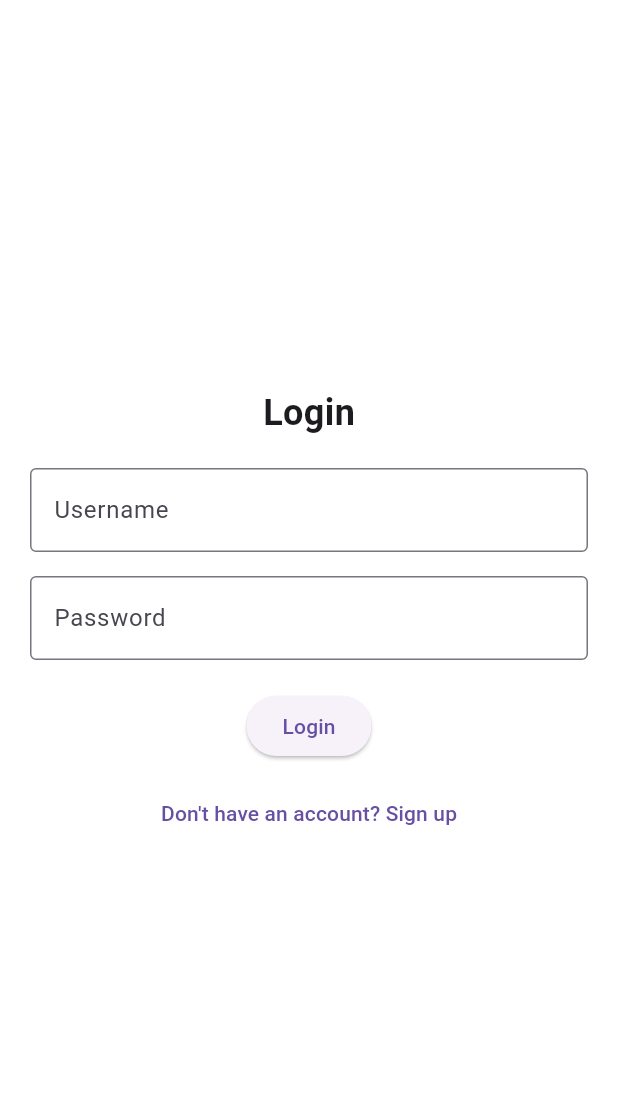
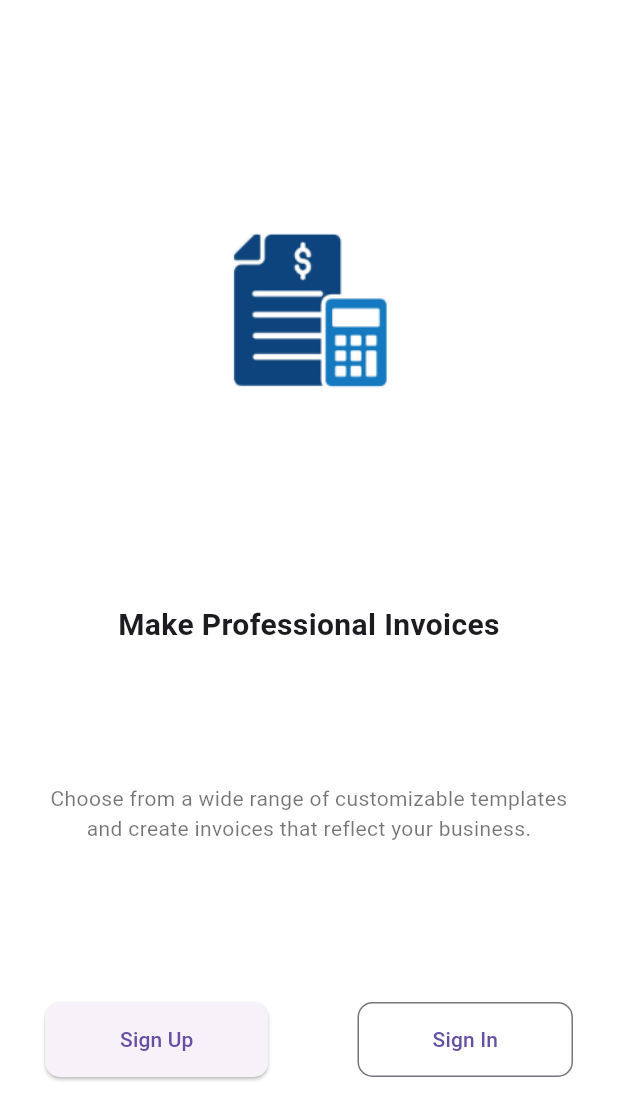
Before and after one commit to MeetAntala45/invoice_generator, a Flutter app: the screen it shows after launch, on a phone screen of 412 x 824 dp. Shown: the top 1120 px of the screen. Run offline on Flutter 3.47's test engine with Material 3 defaults, Android fonts, the phone set to English and light mode, and no system bars.

Commit message:
welcome page created

```diff
--- a/lib/main.dart
+++ b/lib/main.dart
@@ -1,7 +1,7 @@
 import 'dart:async';
 import 'package:flutter/material.dart';
 import 'login.dart';
-
+import 'welcomepage.dart';
 void main() => runApp(MaterialApp(
       debugShowCheckedModeBanner: false,
       title: 'Invoice Generator',
@@ -21,7 +21,7 @@ class _SplashScreenState extends State<SplashScreen> {
     Timer(Duration(seconds: 3), () {
       Navigator.pushReplacement(
         context,
-        MaterialPageRoute(builder: (context) => LoginPage()),
+        MaterialPageRoute(builder: (context) => WelcomePage()),
       );
     });
   }
--- /dev/null
+++ b/lib/welcomepage.dart
@@ -0,0 +1,66 @@
+import 'package:flutter/material.dart';
+
+class WelcomePage extends StatelessWidget {
+  @override
+  Widget build(BuildContext context) {
+    return Scaffold(
+      backgroundColor: Colors.white,
+      body: Column(
+        mainAxisAlignment: MainAxisAlignment.spaceEvenly,
+        crossAxisAlignment: CrossAxisAlignment.center,
+        children: [
+          SizedBox(height: 20),
+          Container(
+            height: 200,
+            child: Image.asset('assets/logo.png'),
+          ),
+          SizedBox(height: 10),
+          Text(
+            'Make Professional Invoices',
+            style: TextStyle(fontSize: 20, fontWeight: FontWeight.bold),
+            textAlign: TextAlign.center,
+          ),
+          SizedBox(height: 5),
+          Text(
+            'Choose from a wide range of customizable templates\n'
+            'and create invoices that reflect your business.',
+            style: TextStyle(fontSize: 14, color: Colors.black54),
+            textAlign: TextAlign.center,
+          ),
+          SizedBox(height: 20),
+          Padding(
+            padding: const EdgeInsets.symmetric(horizontal: 30.0),
+            child: Row(
+              mainAxisAlignment: MainAxisAlignment.spaceBetween,
+              children: [
+                ElevatedButton(
+                  onPressed: () {
+                  },
+                  child: Text('Sign Up'),
+                  style: ElevatedButton.styleFrom(
+                    padding: EdgeInsets.symmetric(horizontal: 50, vertical: 15),
+                    shape: RoundedRectangleBorder(
+                      borderRadius: BorderRadius.circular(10),
+                    ),
+                  ),
+                ),
+                OutlinedButton(
+                  onPressed: () {
+                  },
+                  child: Text('Sign In'),
+                  style: OutlinedButton.styleFrom(
+                    padding: EdgeInsets.symmetric(horizontal: 50, vertical: 15),
+                    shape: RoundedRectangleBorder(
+                      borderRadius: BorderRadius.circular(10),
+                    ),
+                  ),
+                ),
+              ],
+            ),
+          ),
+          SizedBox(height: 20),
+        ],
+      ),
+    );
+  }
+}
```
